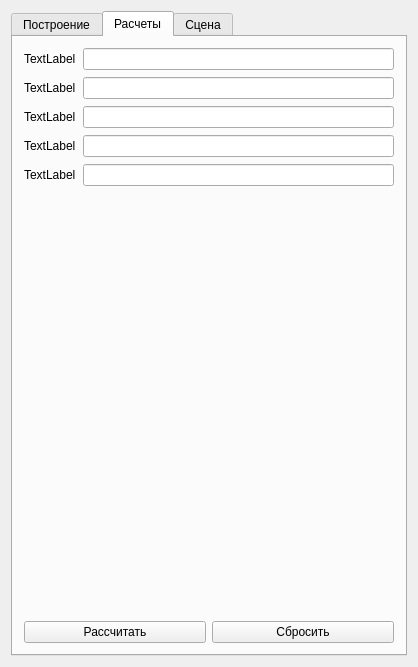
Above: Heat_Exchanger/Heat_Exchanger/ParamsWidget.ui from Spectraly/Heat_Exchanger before the change. Below: the same form after it.
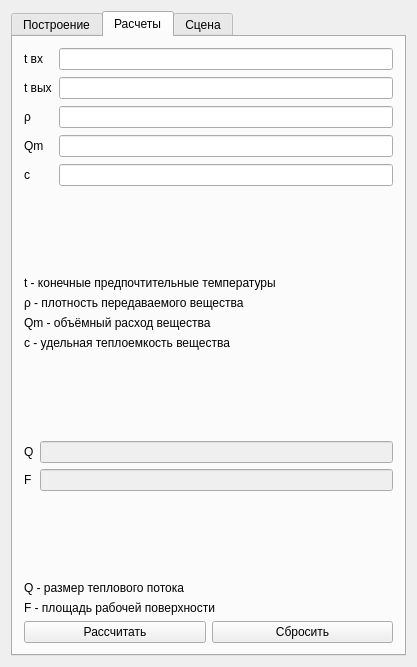
That is the form after the change. The open tabs and pages were chosen to show the change.

Patch:
```diff
--- a/Heat_Exchanger/Heat_Exchanger/ParamsWidget.ui
+++ b/Heat_Exchanger/Heat_Exchanger/ParamsWidget.ui
@@ -6,7 +6,7 @@
    <rect>
     <x>0</x>
     <y>0</y>
-    <width>418</width>
+    <width>417</width>
     <height>667</height>
    </rect>
   </property>
@@ -23,7 +23,7 @@
    <item>
     <widget class="QTabWidget" name="tabWidget">
      <property name="currentIndex">
-      <number>0</number>
+      <number>1</number>
      </property>
      <widget class="QWidget" name="tab_model_hpg">
       <attribute name="title">
@@ -333,53 +333,98 @@
          <property name="verticalSpacing">
           <number>7</number>
          </property>
-         <item row="0" column="1">
-          <widget class="QLineEdit" name="lineEdit_11"/>
-         </item>
-         <item row="1" column="1">
-          <widget class="QLineEdit" name="lineEdit_12"/>
-         </item>
-         <item row="2" column="1">
-          <widget class="QLineEdit" name="lineEdit_13"/>
-         </item>
-         <item row="3" column="1">
-          <widget class="QLineEdit" name="lineEdit_14"/>
-         </item>
-         <item row="4" column="1">
-          <widget class="QLineEdit" name="lineEdit_15"/>
-         </item>
          <item row="0" column="0">
           <widget class="QLabel" name="label_25">
            <property name="text">
-            <string>TextLabel</string>
+            <string>t вх</string>
            </property>
           </widget>
          </item>
+         <item row="0" column="1">
+          <widget class="QLineEdit" name="lineEdit_11"/>
+         </item>
          <item row="1" column="0">
           <widget class="QLabel" name="label_26">
            <property name="text">
-            <string>TextLabel</string>
+            <string>t вых</string>
            </property>
           </widget>
          </item>
+         <item row="1" column="1">
+          <widget class="QLineEdit" name="lineEdit_12"/>
+         </item>
          <item row="2" column="0">
-          <widget class="QLabel" name="label_27">
-           <property name="text">
-            <string>TextLabel</string>
-           </property>
-          </widget>
-         </item>
-         <item row="3" column="0">
-          <widget class="QLabel" name="label_28">
-           <property name="text">
-            <string>TextLabel</string>
-           </property>
-          </widget>
-         </item>
-         <item row="4" column="0">
           <widget class="QLabel" name="label_29">
            <property name="text">
-            <string>TextLabel</string>
+            <string>ρ</string>
+           </property>
+          </widget>
+         </item>
+         <item row="2" column="1">
+          <widget class="QLineEdit" name="lineEdit_15"/>
+         </item>
+         <item row="3" column="0">
+          <widget class="QLabel" name="label_2">
+           <property name="text">
+            <string>Qm</string>
+           </property>
+          </widget>
+         </item>
+         <item row="3" column="1">
+          <widget class="QLineEdit" name="lineEdit"/>
+         </item>
+         <item row="4" column="0">
+          <widget class="QLabel" name="label_9">
+           <property name="text">
+            <string>c</string>
+           </property>
+          </widget>
+         </item>
+         <item row="4" column="1">
+          <widget class="QLineEdit" name="lineEdit_4"/>
+         </item>
+        </layout>
+       </item>
+       <item>
+        <spacer name="verticalSpacer_2">
+         <property name="orientation">
+          <enum>Qt::Vertical</enum>
+         </property>
+         <property name="sizeHint" stdset="0">
+          <size>
+           <width>20</width>
+           <height>55</height>
+          </size>
+         </property>
+        </spacer>
+       </item>
+       <item>
+        <layout class="QVBoxLayout" name="verticalLayout_4">
+         <item>
+          <widget class="QLabel" name="label_13">
+           <property name="text">
+            <string>t - конечные предпочтительные температуры</string>
+           </property>
+          </widget>
+         </item>
+         <item>
+          <widget class="QLabel" name="label_11">
+           <property name="text">
+            <string>ρ - плотность передаваемого вещества</string>
+           </property>
+          </widget>
+         </item>
+         <item>
+          <widget class="QLabel" name="label_12">
+           <property name="text">
+            <string>Qm - объёмный расход вещества</string>
+           </property>
+          </widget>
+         </item>
+         <item>
+          <widget class="QLabel" name="label_14">
+           <property name="text">
+            <string>с - удельная теплоемкость вещества</string>
            </property>
           </widget>
          </item>
@@ -401,6 +446,69 @@
          </property>
         </spacer>
        </item>
+       <item>
+        <layout class="QFormLayout" name="formLayout_3">
+         <item row="0" column="0">
+          <widget class="QLabel" name="label_15">
+           <property name="text">
+            <string>Q</string>
+           </property>
+          </widget>
+         </item>
+         <item row="0" column="1">
+          <widget class="QLineEdit" name="lineEdit_6">
+           <property name="enabled">
+            <bool>false</bool>
+           </property>
+          </widget>
+         </item>
+         <item row="1" column="0">
+          <widget class="QLabel" name="label_16">
+           <property name="text">
+            <string>F</string>
+           </property>
+          </widget>
+         </item>
+         <item row="1" column="1">
+          <widget class="QLineEdit" name="lineEdit_7">
+           <property name="enabled">
+            <bool>false</bool>
+           </property>
+          </widget>
+         </item>
+        </layout>
+       </item>
+       <item>
+        <spacer name="verticalSpacer_4">
+         <property name="orientation">
+          <enum>Qt::Vertical</enum>
+         </property>
+         <property name="sizeHint" stdset="0">
+          <size>
+           <width>20</width>
+           <height>55</height>
+          </size>
+         </property>
+        </spacer>
+       </item>
+       <item>
+        <layout class="QVBoxLayout" name="verticalLayout_5">
+         <item>
+          <widget class="QLabel" name="label_6">
+           <property name="text">
+            <string>Q - размер теплового потока</string>
+           </property>
+          </widget>
+         </item>
+         <item>
+          <widget class="QLabel" name="label_7">
+           <property name="text">
+            <string>F - площадь рабочей поверхности</string>
+           </property>
+          </widget>
+         </item>
+        </layout>
+       </item>
        <item>
         <layout class="QHBoxLayout" name="horizontalLayout_3">
          <item>
```
